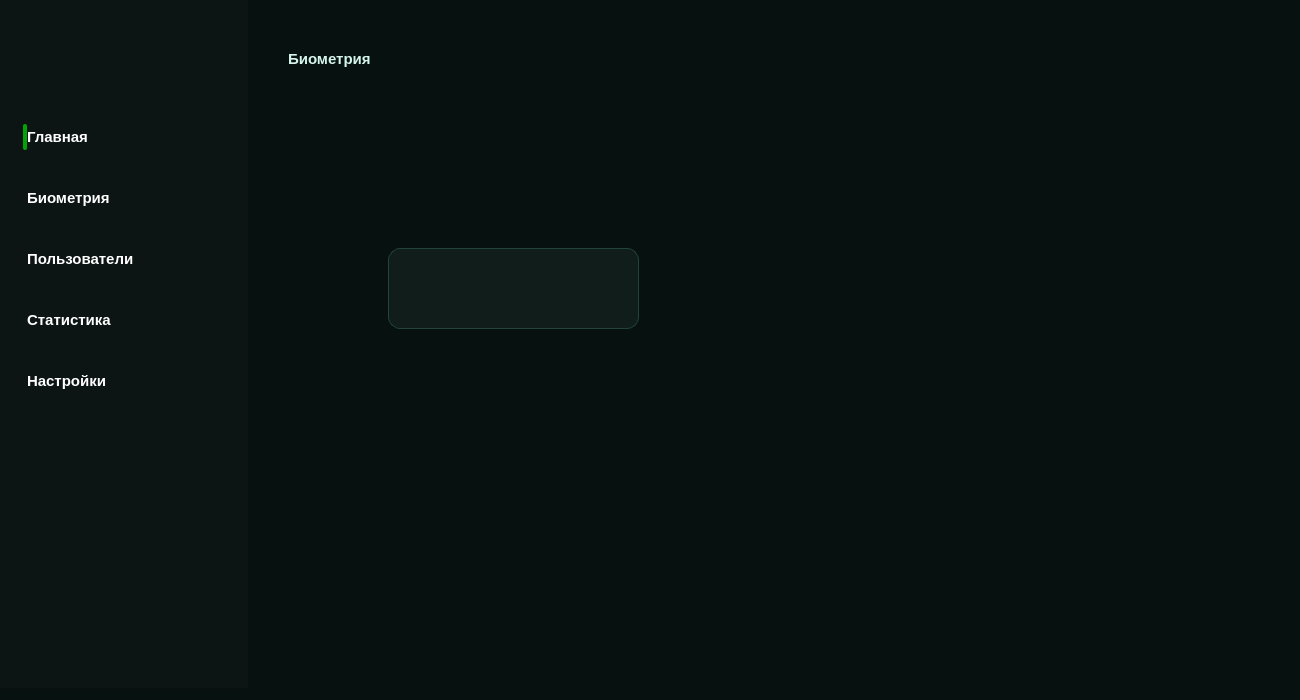
First picture: the form in mainwindow.ui, repository dimalatyn07-code/my_Diplom01, before the edit.
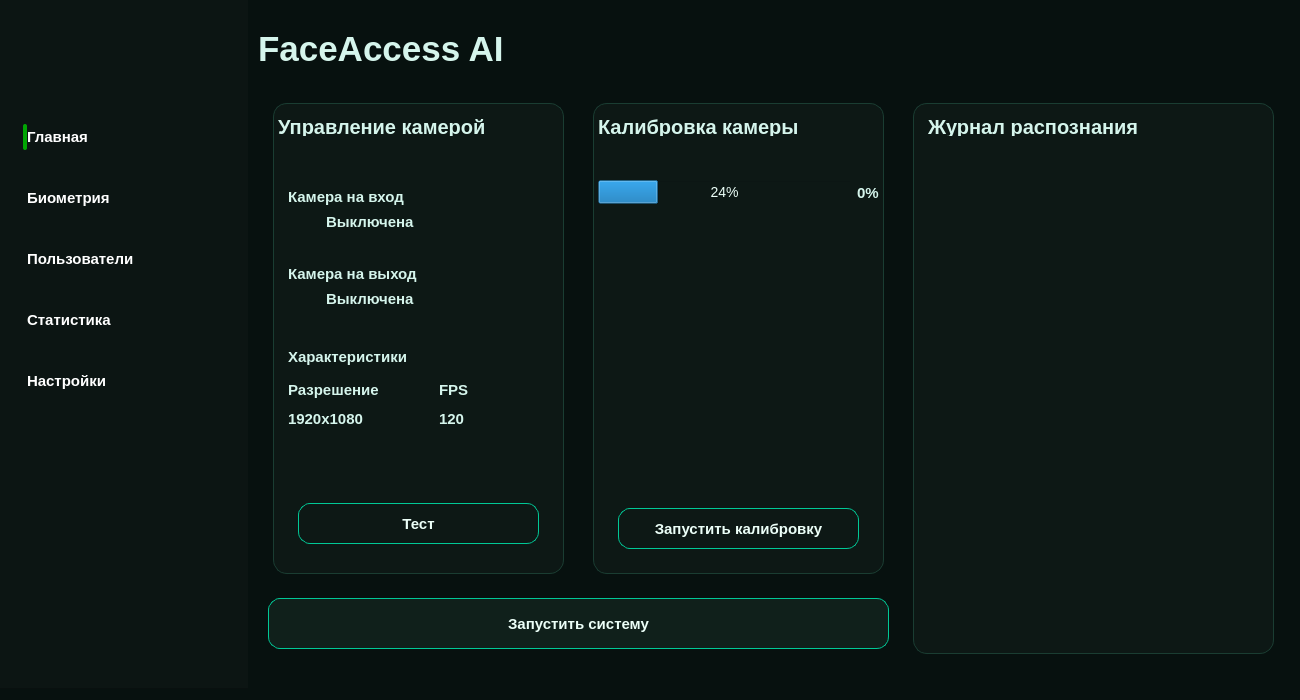
Second picture: the form after the edit. The open tabs and pages were chosen to show the change. Icons and pictures are not drawn.

Commit message: Сделаны окна Главное Биометрия и пользователи на половину

The edit to the form file:
```diff
--- a/mainwindow.ui
+++ b/mainwindow.ui
@@ -92,16 +92,36 @@
     padding-bottom: 10px;
 }
 
-QLabel#label_NameApplication {
+QLabel#label_NameApplication,
+QLabel#label_NameApplication_2,
+QLabel#label_NameApplication_3{
     font-size: 35px;
     font-weight: 700;
 }
 
+QLabel#label_Log,
+QLabel#label_ControlsCamera,
+QLabel#label_CalibrationCamera{
+    font-size: 20px;
+    font-weight: 700;
+}
+
 QLabel#label_RegistrationGuest {
     font-size: 30px;
     font-weight: 700;
 }
 
+QLabel#label_NameGrupBoksStatusCamera {
+    font-size: 30px;
+    font-weight: 700;
+}
+
+QLabel#label_StatusCamera {
+    font-size: 15px;
+    font-weight: 700;
+}
+
+
 QGroupBox#groupBox_Arrived QLabel#label_TitleArrived {
 	font: 600 20pt &quot;Ubuntu Sans&quot;;
 	font-weight: 500;
@@ -217,6 +237,29 @@
     padding-top: 8px;
 }
 
+/* === Биометрия групп боксы === */
+QGroupBox#groupBox_ControlsCamera,
+QGroupBox#groupBox_Calibration,
+QGroupBox#groupBox_Log {
+    background: qlineargradient(x1:0, y1:0, x2:1, y2:1, 
+        stop:0 rgba(18, 58, 50, 0.85), stop:1 rgba(10, 34, 25, 0.85));
+    border: 1px solid #1a3d32;
+    border-radius: 14px;
+    padding: 20px;
+    margin: 5px;
+}
+
+QGroupBox#groupBox_ControlsCamera::title,
+QGroupBox#groupBox_Calibration::title,
+QGroupBox#groupBox_Log::title {
+    color: #ffffff;
+    font-size: 16px;
+    font-weight: 700;
+    subcontrol-origin: margin;
+    subcontrol-position: top left;
+    padding: 0 10px;
+}
+
 QLineEdit {
     background-color: #101d1a;
     border: 1px solid #21453b;
@@ -316,6 +359,65 @@
 QTimeEdit#timeEdit_TimeComing focus,{
     border: 2px solid #00e0a8;
     background-color: #1f4a3d;
+}
+
+/* === СТИЛЬ ТУМБЛЕРА === */
+/* === СТИЛЬ ТУМБЛЕРА (ИСПРАВЛЕННЫЙ) === */
+QCheckBox#toggleSwitch {
+    spacing: 0;
+    width: 60px;
+    height: 32px;
+    margin: 0;
+    padding: 0;
+}
+
+QCheckBox#toggleSwitch::indicator {
+    width: 60px;
+    height: 32px;
+    border-radius: 16px;
+    border: none;
+    margin: 0;
+    padding: 0;
+}
+
+/* Когда включён (зелёный) */
+QCheckBox#toggleSwitch::indicator:checked {
+    background: qradialgradient(cx:0.5, cy:0.5, radius:0.5, 
+        fx:0.5, fy:0.5, 
+        stop:0 #a8ffb0, 
+        stop:0.6 #7fff7f, 
+        stop:1 #4ac94a);
+    border: 2px solid #5fd95f;
+}
+
+/* Когда выключен (серый) */
+QCheckBox#toggleSwitch::indicator:unchecked {
+    background: qradialgradient(cx:0.5, cy:0.5, radius:0.5, 
+        fx:0.5, fy:0.5, 
+        stop:0 #5a6a65, 
+        stop:1 #3a4a45);
+    border: 2px solid #4a5a55;
+}
+
+/* Правильно: пробел между селекторами = вложенность */
+QProgressBar#progressBar_Calebrovka {
+    background-color: #1a3d32;
+    border: none;
+    border-radius: 8px;
+    height: 20px;
+    text-align: center;
+    color: #ffffff;
+    font-size: 14px;
+    font-weight: 700;
+}
+
+QProgressBar#progressBar_Calebrovka::chunk {
+    background: qlineargradient(x1:0, y1:0, x2:1, y2:0, 
+        stop:0 #7fff7f, 
+        stop:0.5 #5fd95f, 
+        stop:1 #4ac94a);
+    border-radius: 8px;
+    margin: 0;
 }</string>
   </property>
   <widget class="QWidget" name="centralwidget">
@@ -1380,7 +1482,7 @@
              <string>Статус камеры</string>
             </property>
            </widget>
-           <widget class="QLabel" name="label_9">
+           <widget class="QLabel" name="label_Camera">
             <property name="geometry">
              <rect>
               <x>30</x>
@@ -1415,27 +1517,452 @@
        </widget>
       </widget>
       <widget class="QWidget" name="page_2">
-       <widget class="QLineEdit" name="lineEdit">
+       <widget class="QLabel" name="label_NameApplication_2">
         <property name="geometry">
          <rect>
-          <x>140</x>
-          <y>250</y>
+          <x>10</x>
+          <y>20</y>
           <width>251</width>
-          <height>81</height>
+          <height>61</height>
          </rect>
         </property>
+        <property name="font">
+         <font>
+          <family>Segoe UI</family>
+          <pointsize>-1</pointsize>
+          <bold>true</bold>
+         </font>
+        </property>
+        <property name="text">
+         <string>FaceAccess AI</string>
+        </property>
        </widget>
-       <widget class="QLabel" name="label_5">
+       <widget class="QGroupBox" name="groupBox_ControlsCamera">
         <property name="geometry">
          <rect>
-          <x>40</x>
-          <y>40</y>
-          <width>101</width>
-          <height>41</height>
+          <x>20</x>
+          <y>100</y>
+          <width>301</width>
+          <height>481</height>
          </rect>
         </property>
+        <property name="minimumSize">
+         <size>
+          <width>301</width>
+          <height>481</height>
+         </size>
+        </property>
+        <property name="maximumSize">
+         <size>
+          <width>301</width>
+          <height>481</height>
+         </size>
+        </property>
+        <property name="title">
+         <string/>
+        </property>
+        <widget class="QLabel" name="label_ControlsCamera">
+         <property name="geometry">
+          <rect>
+           <x>10</x>
+           <y>20</y>
+           <width>231</width>
+           <height>18</height>
+          </rect>
+         </property>
+         <property name="text">
+          <string>Управление камерой</string>
+         </property>
+        </widget>
+        <widget class="QWidget" name="verticalLayoutWidget_3">
+         <property name="geometry">
+          <rect>
+           <x>20</x>
+           <y>90</y>
+           <width>129</width>
+           <height>121</height>
+          </rect>
+         </property>
+         <layout class="QVBoxLayout" name="verticalLayout_5">
+          <item>
+           <widget class="QLabel" name="label_5">
+            <property name="text">
+             <string>Камера на вход</string>
+            </property>
+           </widget>
+          </item>
+          <item>
+           <layout class="QHBoxLayout" name="horizontalLayout_8">
+            <item>
+             <widget class="QLabel" name="label_11">
+              <property name="minimumSize">
+               <size>
+                <width>16</width>
+                <height>18</height>
+               </size>
+              </property>
+              <property name="sizeIncrement">
+               <size>
+                <width>16</width>
+                <height>18</height>
+               </size>
+              </property>
+              <property name="text">
+               <string/>
+              </property>
+              <property name="pixmap">
+               <pixmap resource="icons.qrc">:/icon/icon_source_file/iconsRedKrug.png</pixmap>
+              </property>
+             </widget>
+            </item>
+            <item>
+             <spacer name="horizontalSpacer_9">
+              <property name="orientation">
+               <enum>Qt::Orientation::Horizontal</enum>
+              </property>
+              <property name="sizeHint" stdset="0">
+               <size>
+                <width>40</width>
+                <height>20</height>
+               </size>
+              </property>
+             </spacer>
+            </item>
+            <item>
+             <widget class="QLabel" name="label_10">
+              <property name="minimumSize">
+               <size>
+                <width>91</width>
+                <height>18</height>
+               </size>
+              </property>
+              <property name="maximumSize">
+               <size>
+                <width>91</width>
+                <height>18</height>
+               </size>
+              </property>
+              <property name="text">
+               <string>Выключена</string>
+              </property>
+             </widget>
+            </item>
+           </layout>
+          </item>
+          <item>
+           <spacer name="verticalSpacer">
+            <property name="orientation">
+             <enum>Qt::Orientation::Vertical</enum>
+            </property>
+            <property name="sizeHint" stdset="0">
+             <size>
+              <width>20</width>
+              <height>40</height>
+             </size>
+            </property>
+           </spacer>
+          </item>
+          <item>
+           <widget class="QLabel" name="label_9">
+            <property name="text">
+             <string>Камера на выход</string>
+            </property>
+           </widget>
+          </item>
+          <item>
+           <layout class="QHBoxLayout" name="horizontalLayout_7">
+            <item>
+             <widget class="QLabel" name="label_13">
+              <property name="minimumSize">
+               <size>
+                <width>16</width>
+                <height>18</height>
+               </size>
+              </property>
+              <property name="maximumSize">
+               <size>
+                <width>16</width>
+                <height>18</height>
+               </size>
+              </property>
+              <property name="text">
+               <string/>
+              </property>
+              <property name="pixmap">
+               <pixmap resource="icons.qrc">:/icon/icon_source_file/iconsRedKrug.png</pixmap>
+              </property>
+             </widget>
+            </item>
+            <item>
+             <spacer name="horizontalSpacer_10">
+              <property name="orientation">
+               <enum>Qt::Orientation::Horizontal</enum>
+              </property>
+              <property name="sizeHint" stdset="0">
+               <size>
+                <width>40</width>
+                <height>20</height>
+               </size>
+              </property>
+             </spacer>
+            </item>
+            <item>
+             <widget class="QLabel" name="label_12">
+              <property name="minimumSize">
+               <size>
+                <width>91</width>
+                <height>18</height>
+               </size>
+              </property>
+              <property name="maximumSize">
+               <size>
+                <width>91</width>
+                <height>18</height>
+               </size>
+              </property>
+              <property name="text">
+               <string>Выключена</string>
+              </property>
+             </widget>
+            </item>
+           </layout>
+          </item>
+         </layout>
+        </widget>
+        <widget class="QLabel" name="label_14">
+         <property name="geometry">
+          <rect>
+           <x>20</x>
+           <y>250</y>
+           <width>121</width>
+           <height>18</height>
+          </rect>
+         </property>
+         <property name="text">
+          <string>Характеристики</string>
+         </property>
+        </widget>
+        <widget class="QWidget" name="horizontalLayoutWidget_6">
+         <property name="geometry">
+          <rect>
+           <x>20</x>
+           <y>280</y>
+           <width>181</width>
+           <height>52</height>
+          </rect>
+         </property>
+         <layout class="QHBoxLayout" name="horizontalLayout_9">
+          <item>
+           <layout class="QVBoxLayout" name="verticalLayout_6">
+            <item>
+             <widget class="QLabel" name="label_15">
+              <property name="text">
+               <string>Разрешение</string>
+              </property>
+             </widget>
+            </item>
+            <item>
+             <widget class="QLabel" name="label_17">
+              <property name="text">
+               <string>1920x1080</string>
+              </property>
+             </widget>
+            </item>
+           </layout>
+          </item>
+          <item>
+           <spacer name="horizontalSpacer_8">
+            <property name="orientation">
+             <enum>Qt::Orientation::Horizontal</enum>
+            </property>
+            <property name="sizeHint" stdset="0">
+             <size>
+              <width>40</width>
+              <height>20</height>
+             </size>
+            </property>
+           </spacer>
+          </item>
+          <item>
+           <layout class="QVBoxLayout" name="verticalLayout_7">
+            <item>
+             <widget class="QLabel" name="label_16">
+              <property name="text">
+               <string>FPS</string>
+              </property>
+             </widget>
+            </item>
+            <item>
+             <widget class="QLabel" name="label_18">
+              <property name="text">
+               <string>120</string>
+              </property>
+             </widget>
+            </item>
+           </layout>
+          </item>
+         </layout>
+        </widget>
+        <widget class="QPushButton" name="pushButton_7">
+         <property name="geometry">
+          <rect>
+           <x>30</x>
+           <y>405</y>
+           <width>241</width>
+           <height>41</height>
+          </rect>
+         </property>
+         <property name="text">
+          <string>Тест</string>
+         </property>
+        </widget>
+        <widget class="QWidget" name="widget" native="true">
+         <property name="geometry">
+          <rect>
+           <x>200</x>
+           <y>110</y>
+           <width>60</width>
+           <height>32</height>
+          </rect>
+         </property>
+        </widget>
+       </widget>
+       <widget class="QGroupBox" name="groupBox_Calibration">
+        <property name="geometry">
+         <rect>
+          <x>340</x>
+          <y>100</y>
+          <width>301</width>
+          <height>481</height>
+         </rect>
+        </property>
+        <property name="minimumSize">
+         <size>
+          <width>301</width>
+          <height>481</height>
+         </size>
+        </property>
+        <property name="maximumSize">
+         <size>
+          <width>301</width>
+          <height>481</height>
+         </size>
+        </property>
+        <property name="title">
+         <string/>
+        </property>
+        <widget class="QLabel" name="label_CalibrationCamera">
+         <property name="geometry">
+          <rect>
+           <x>10</x>
+           <y>20</y>
+           <width>221</width>
+           <height>18</height>
+          </rect>
+         </property>
+         <property name="text">
+          <string>Калибровка камеры</string>
+         </property>
+        </widget>
+        <widget class="QWidget" name="horizontalLayoutWidget_7">
+         <property name="geometry">
+          <rect>
+           <x>10</x>
+           <y>80</y>
+           <width>281</width>
+           <height>29</height>
+          </rect>
+         </property>
+         <layout class="QHBoxLayout" name="horizontalLayout_10">
+          <item>
+           <widget class="QProgressBar" name="progressBar_Calebrovka">
+            <property name="value">
+             <number>24</number>
+            </property>
+           </widget>
+          </item>
+          <item>
+           <widget class="QLabel" name="label_20">
+            <property name="text">
+             <string>0%</string>
+            </property>
+           </widget>
+          </item>
+         </layout>
+        </widget>
+        <widget class="QPushButton" name="pushButton_8">
+         <property name="geometry">
+          <rect>
+           <x>30</x>
+           <y>410</y>
+           <width>241</width>
+           <height>41</height>
+          </rect>
+         </property>
+         <property name="text">
+          <string>Запустить калибровку</string>
+         </property>
+        </widget>
+       </widget>
+       <widget class="QGroupBox" name="groupBox_Log">
+        <property name="geometry">
+         <rect>
+          <x>660</x>
+          <y>100</y>
+          <width>371</width>
+          <height>561</height>
+         </rect>
+        </property>
+        <property name="minimumSize">
+         <size>
+          <width>371</width>
+          <height>561</height>
+         </size>
+        </property>
+        <property name="maximumSize">
+         <size>
+          <width>371</width>
+          <height>561</height>
+         </size>
+        </property>
+        <property name="title">
+         <string/>
+        </property>
+        <widget class="QLabel" name="label_Log">
+         <property name="geometry">
+          <rect>
+           <x>20</x>
+           <y>20</y>
+           <width>231</width>
+           <height>18</height>
+          </rect>
+         </property>
+         <property name="text">
+          <string>Журнал распознания</string>
+         </property>
+        </widget>
+        <widget class="QTableView" name="tableView">
+         <property name="geometry">
+          <rect>
+           <x>15</x>
+           <y>70</y>
+           <width>341</width>
+           <height>461</height>
+          </rect>
+         </property>
+        </widget>
+       </widget>
+       <widget class="QPushButton" name="pushButton_6">
+        <property name="geometry">
+         <rect>
+          <x>20</x>
+          <y>600</y>
+          <width>621</width>
+          <height>51</height>
+         </rect>
+        </property>
         <property name="text">
-         <string>Биометрия</string>
+         <string>Запустить систему</string>
         </property>
        </widget>
       </widget>
```
Left out of the diff: 149 changed lines with no effect on the pictures. The commit also changes 7 other files.
